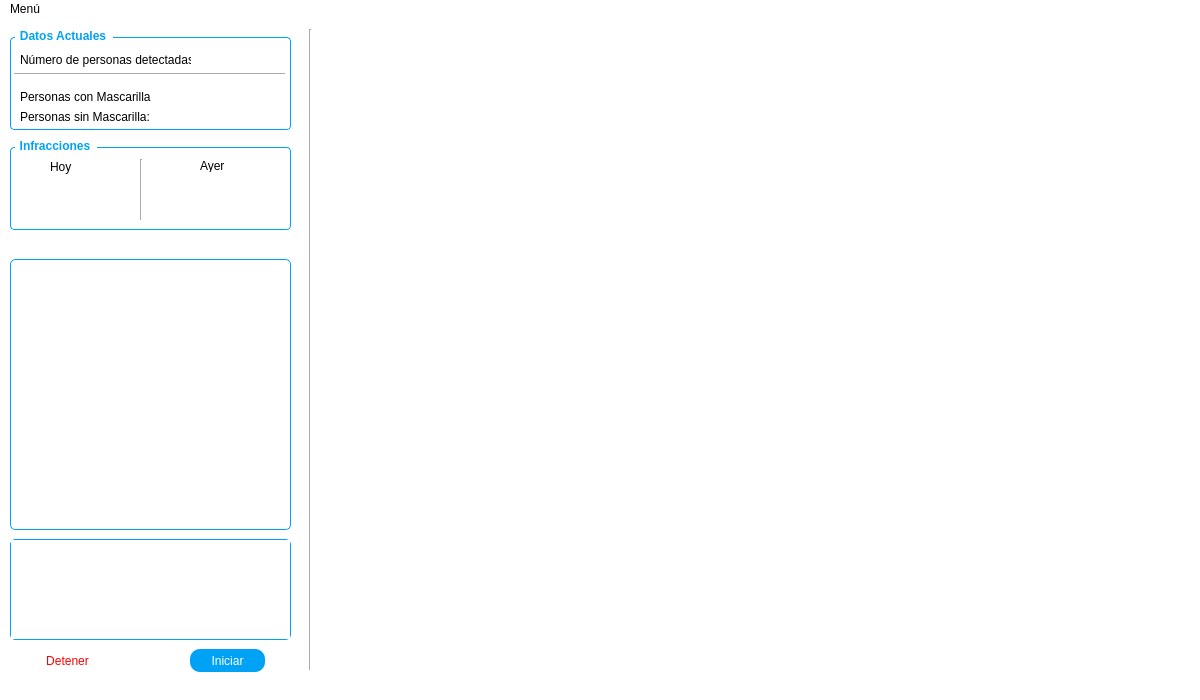
The window that view/dashboard.ui (andatogua/FaceMaskDetect) describes before a commit, drawn with Qt 5.
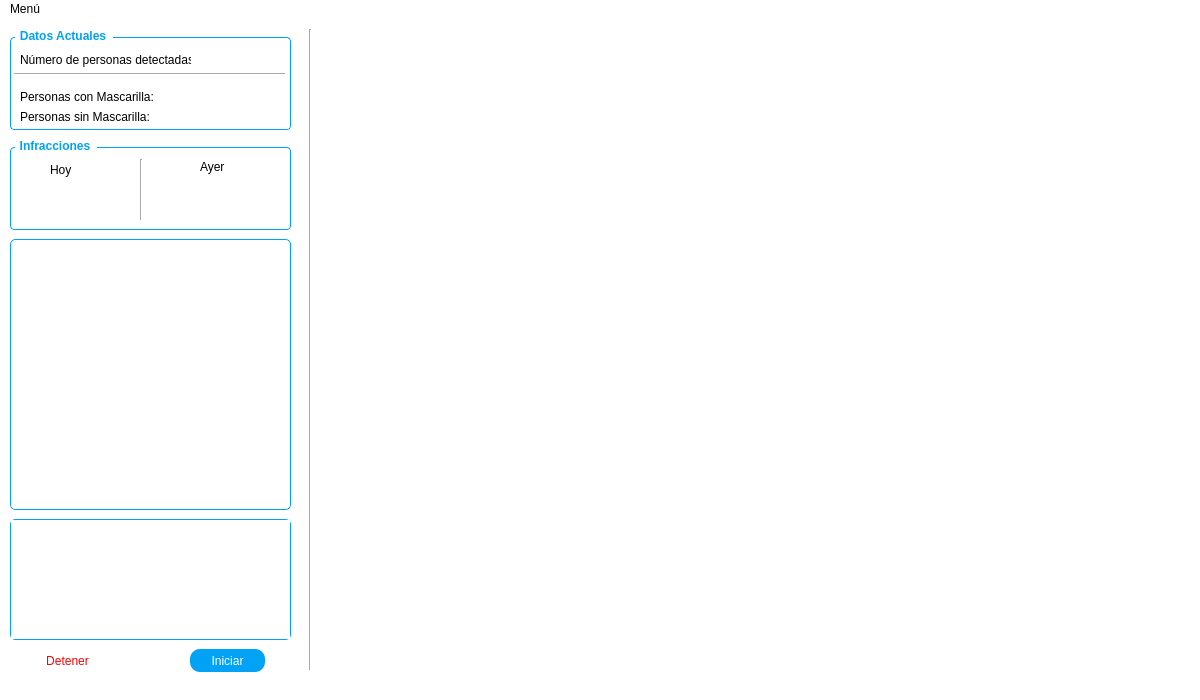
The same window after the commit.

Patch:
```diff
--- a/view/dashboard.ui
+++ b/view/dashboard.ui
@@ -134,7 +134,7 @@
       <rect>
        <x>10</x>
        <y>60</y>
-       <width>131</width>
+       <width>171</width>
        <height>16</height>
       </rect>
      </property>
@@ -147,7 +147,7 @@
       <rect>
        <x>10</x>
        <y>80</y>
-       <width>131</width>
+       <width>171</width>
        <height>16</height>
       </rect>
      </property>
@@ -231,8 +231,8 @@
       <rect>
        <x>40</x>
        <y>20</y>
-       <width>101</width>
-       <height>16</height>
+       <width>51</width>
+       <height>21</height>
       </rect>
      </property>
      <property name="text">
@@ -245,7 +245,7 @@
        <x>190</x>
        <y>20</y>
        <width>47</width>
-       <height>13</height>
+       <height>16</height>
       </rect>
      </property>
      <property name="text">
@@ -271,7 +271,7 @@
        <x>30</x>
        <y>50</y>
        <width>47</width>
-       <height>13</height>
+       <height>16</height>
       </rect>
      </property>
      <property name="font">
@@ -283,6 +283,9 @@
      <property name="text">
       <string/>
      </property>
+     <property name="alignment">
+      <set>Qt::AlignCenter</set>
+     </property>
     </widget>
     <widget class="QLabel" name="infrac_yesterdey">
      <property name="geometry">
@@ -290,7 +293,7 @@
        <x>180</x>
        <y>50</y>
        <width>47</width>
-       <height>13</height>
+       <height>16</height>
       </rect>
      </property>
      <property name="font">
@@ -302,15 +305,18 @@
      <property name="text">
       <string/>
      </property>
+     <property name="alignment">
+      <set>Qt::AlignCenter</set>
+     </property>
     </widget>
    </widget>
    <widget class="QScrollArea" name="scrollArea">
     <property name="geometry">
      <rect>
       <x>10</x>
-      <y>520</y>
+      <y>500</y>
       <width>281</width>
-      <height>101</height>
+      <height>121</height>
      </rect>
     </property>
     <property name="sizePolicy">
@@ -334,7 +340,7 @@
        <x>0</x>
        <y>0</y>
        <width>279</width>
-       <height>99</height>
+       <height>119</height>
       </rect>
      </property>
      <property name="styleSheet">
@@ -346,7 +352,7 @@
         <x>10</x>
         <y>10</y>
         <width>261</width>
-        <height>80</height>
+        <height>101</height>
        </rect>
       </property>
       <layout class="QGridLayout" name="gridLayout"/>
@@ -357,7 +363,7 @@
     <property name="geometry">
      <rect>
       <x>10</x>
-      <y>240</y>
+      <y>220</y>
       <width>281</width>
       <height>271</height>
      </rect>
```
Left out of the diff: 4 changed lines with no effect on the pictures.
